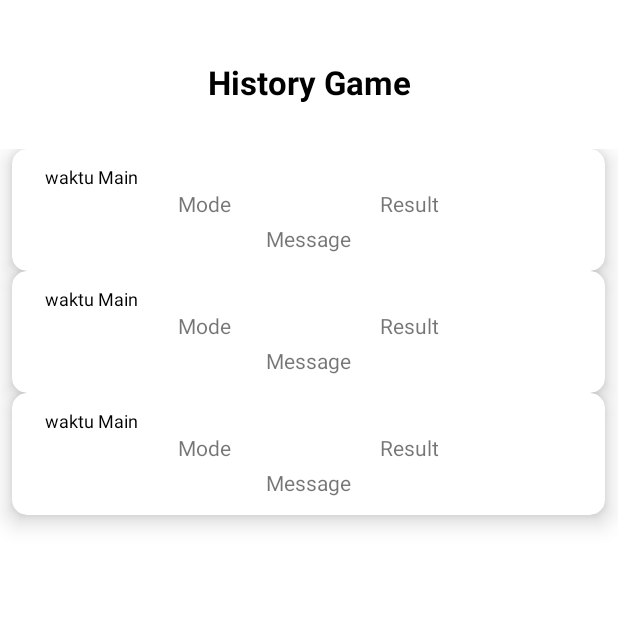
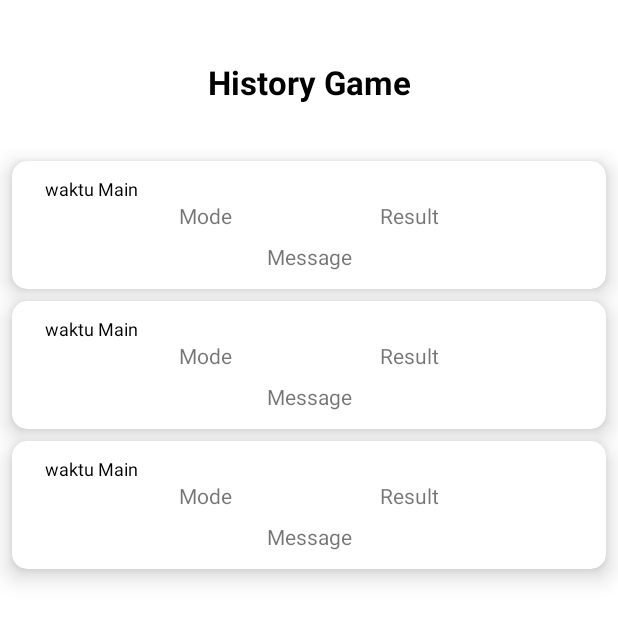
Before and after one commit to diigel/BinarAcademyChallengeChap7, an Android app: the layout fragment_leader_board.xml on its own in the app's theme, with its tools: preview values and no code run, on a phone screen of 412 x 824 dp. Shown: the top 621 px of the screen. Run offline under Robolectric (Android 15) with nearby library versions, the phone set to English and light mode, and no system bars; network calls fail.

Commit message:
add some adjustment on layout

```diff
--- a/app/src/main/res/layout/fragment_leader_board.xml
+++ b/app/src/main/res/layout/fragment_leader_board.xml
@@ -31,17 +31,4 @@
         app:layout_constraintStart_toStartOf="parent"
         app:layout_constraintTop_toTopOf="parent" />
 
-    <androidx.constraintlayout.widget.Guideline
-        android:id="@+id/guideline2"
-        android:layout_width="wrap_content"
-        android:layout_height="wrap_content"
-        android:orientation="vertical"
-        app:layout_constraintGuide_begin="20dp" />
-
-    <androidx.constraintlayout.widget.Guideline
-        android:id="@+id/guideline3"
-        android:layout_width="wrap_content"
-        android:layout_height="wrap_content"
-        android:orientation="vertical"
-        app:layout_constraintGuide_begin="20dp" />
 </androidx.constraintlayout.widget.ConstraintLayout>
--- a/app/src/main/res/layout/item_history.xml
+++ b/app/src/main/res/layout/item_history.xml
@@ -1,13 +1,13 @@
 <?xml version="1.0" encoding="utf-8"?>
 <androidx.cardview.widget.CardView
     xmlns:android="http://schemas.android.com/apk/res/android"
-    xmlns:tools="http://schemas.android.com/tools"
     xmlns:app="http://schemas.android.com/apk/res-auto"
-    android:layout_width="395dp"
+    android:layout_width="match_parent"
     android:layout_height="wrap_content"
     app:cardCornerRadius="10dp"
     app:cardElevation="9dp"
-    android:layout_marginHorizontal="8dp">
+    android:layout_marginHorizontal="8dp"
+    android:layout_marginTop="8dp">
 
     <androidx.constraintlayout.widget.ConstraintLayout
         android:layout_width="match_parent"
@@ -22,7 +22,7 @@
             android:layout_marginTop="10dp"
             android:layout_marginEnd="20dp"
             android:textSize="12sp"
-            android:text="waktu Main"
+            android:text="@string/timestamp_play"
             android:textColor="@color/black"
             app:layout_constraintStart_toStartOf="parent"
             app:layout_constraintTop_toTopOf="parent" />
@@ -32,7 +32,7 @@
             android:layout_width="wrap_content"
             android:layout_height="wrap_content"
             android:layout_marginBottom="8dp"
-            android:text="Mode"
+            android:text="@string/mode"
             app:layout_constraintTop_toBottomOf="@id/tv_item_time"
             app:layout_constraintStart_toStartOf="parent"
             app:layout_constraintEnd_toStartOf="@id/tv_item_result"
@@ -42,7 +42,7 @@
             android:layout_width="wrap_content"
             android:layout_height="wrap_content"
             android:layout_marginBottom="8dp"
-            android:text="Result"
+            android:text="@string/result"
             app:layout_constraintStart_toEndOf="@+id/tv_item_mode"
             app:layout_constraintTop_toBottomOf="@id/tv_item_time"
             app:layout_constraintEnd_toEndOf="parent"
@@ -52,8 +52,8 @@
             android:id="@+id/tv_item_message"
             android:layout_width="wrap_content"
             android:layout_height="wrap_content"
-            android:text="Message"
-            android:layout_marginTop="4dp"
+            android:text="@string/message"
+            android:layout_marginTop="8dp"
             android:layout_marginBottom="12dp"
             app:layout_constraintTop_toBottomOf="@id/tv_item_mode"
             app:layout_constraintStart_toStartOf="parent"
--- a/app/src/main/res/values/strings.xml
+++ b/app/src/main/res/values/strings.xml
@@ -14,4 +14,8 @@
     <string name="Password">Password</string>
     <string name="register">Register</string>
     <string name="login">Login</string>
+    <string name="timestamp_play">waktu Main</string>
+    <string name="mode">Mode</string>
+    <string name="result">Result</string>
+    <string name="message">Message</string>
 </resources>
```
